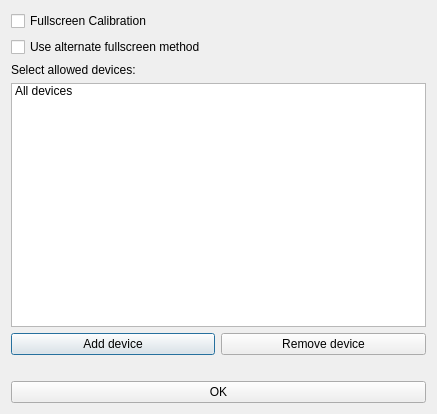
Above: stuff/configuration.ui from pnegre/python-whiteboard before the change. Below: the same form after it.
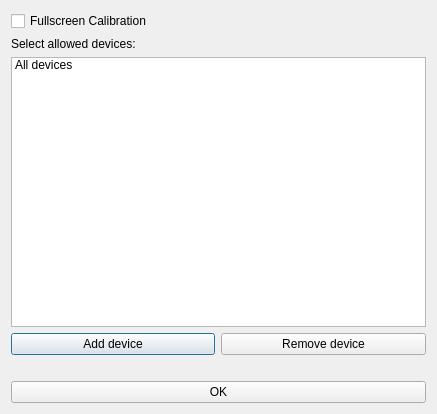
That is the form after the change.

Commit message: Simplified fullscreen selection

```diff
--- a/stuff/configuration.ui
+++ b/stuff/configuration.ui
@@ -24,21 +24,14 @@
      </property>
     </widget>
    </item>
-   <item row="1" column="0" colspan="2">
-    <widget class="QCheckBox" name="check_altfullscreen">
-     <property name="text">
-      <string>Use alternate fullscreen method</string>
-     </property>
-    </widget>
-   </item>
-   <item row="2" column="0">
+   <item row="1" column="0">
     <widget class="QLabel" name="label">
      <property name="text">
       <string>Select allowed devices:</string>
      </property>
     </widget>
    </item>
-   <item row="3" column="0" colspan="2">
+   <item row="2" column="0" colspan="2">
     <widget class="QListWidget" name="listWidget">
      <item>
       <property name="text">
@@ -47,21 +40,21 @@
      </item>
     </widget>
    </item>
-   <item row="4" column="0">
+   <item row="3" column="0">
     <widget class="QPushButton" name="pushButton">
      <property name="text">
       <string>Add device</string>
      </property>
     </widget>
    </item>
-   <item row="4" column="1">
+   <item row="3" column="1">
     <widget class="QPushButton" name="pushButton_2">
      <property name="text">
       <string>Remove device</string>
      </property>
     </widget>
    </item>
-   <item row="5" column="0" colspan="2">
+   <item row="4" column="0" colspan="2">
     <spacer name="horizontalSpacer">
      <property name="orientation">
       <enum>Qt::Horizontal</enum>
@@ -74,7 +67,7 @@
      </property>
     </spacer>
    </item>
-   <item row="6" column="0" colspan="2">
+   <item row="5" column="0" colspan="2">
     <widget class="QPushButton" name="button_OK">
      <property name="text">
       <string>OK</string>
```
Left out of the diff: 1 changed line with no effect on the pictures. The commit also changes 2 other files.
